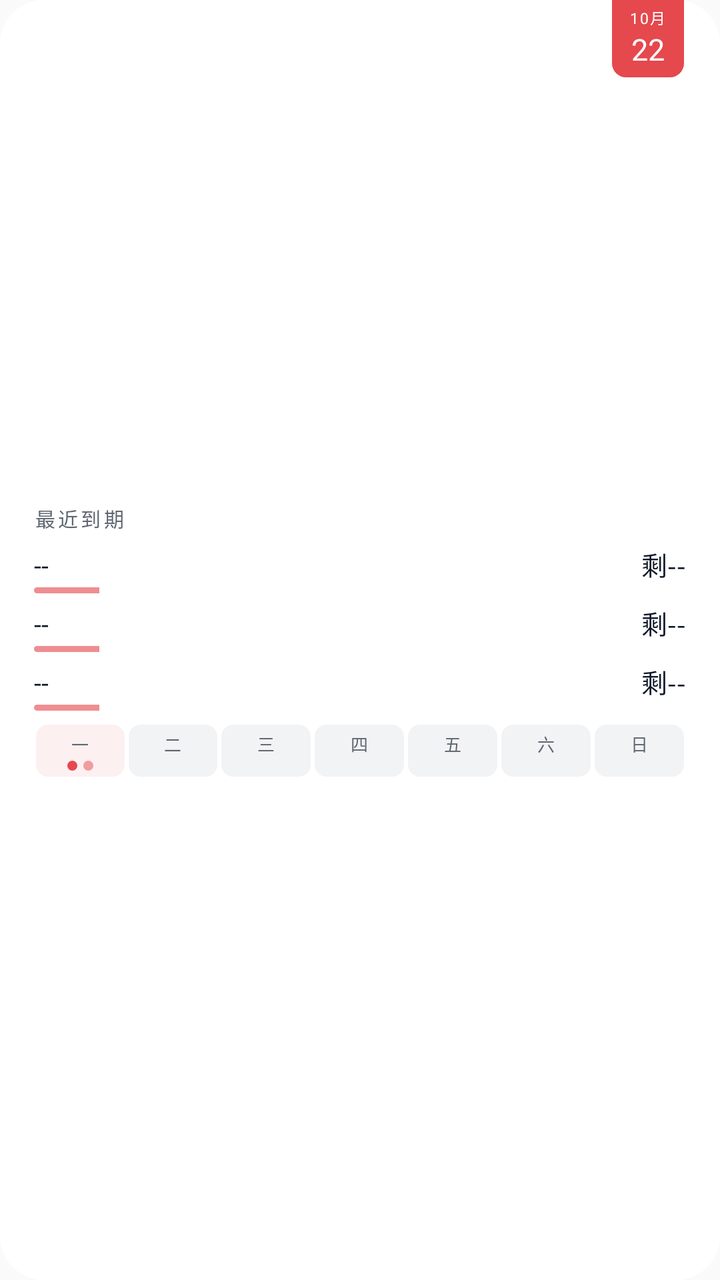
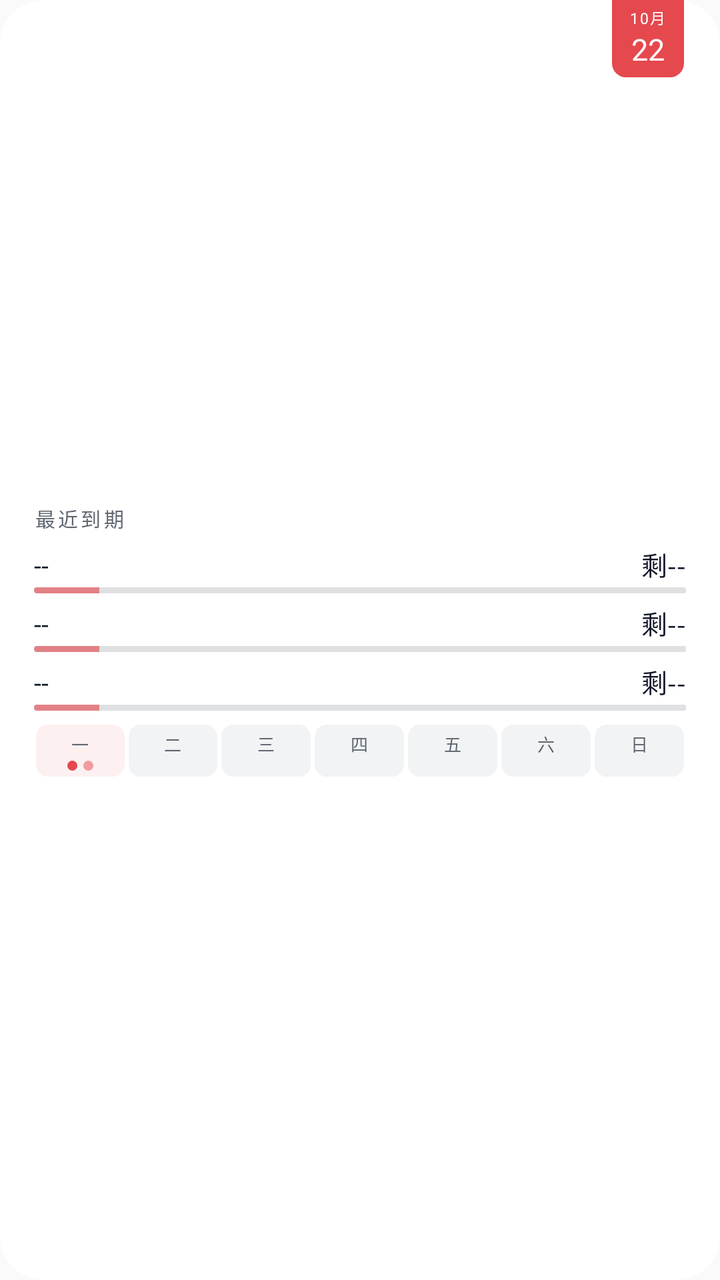

Screens rendered from an Android XML layout before and after an edit, with the pre-edit source and the edit as a unified diff.
<!-- AndroidManifest.xml: application theme android:Theme.Material.Light.NoActionBar -->
<!-- res/layout/widget_v3.xml -->
<?xml version="1.0" encoding="utf-8"?>
<FrameLayout xmlns:android="http://schemas.android.com/apk/res/android"
    android:id="@+id/widget_root"
    android:layout_width="match_parent"
    android:layout_height="match_parent"
    android:background="@drawable/widget_bg_light">

    <LinearLayout
        android:layout_width="match_parent"
        android:layout_height="wrap_content"
        android:layout_gravity="center_vertical"
        android:orientation="vertical"
        android:paddingStart="17dp"
        android:paddingTop="9dp"
        android:paddingEnd="17dp"
        android:paddingBottom="9dp">

        <TextView
            android:id="@+id/widget_header"
            android:layout_width="wrap_content"
            android:layout_height="wrap_content"
            android:text="最近到期"
            android:textColor="#FF5F6771"
            android:textSize="10sp"
            android:letterSpacing="0.14"
/>

        
        <LinearLayout
            android:layout_width="match_parent"
            android:layout_height="wrap_content"
            android:layout_marginTop="6dp"
            android:orientation="vertical">

            <LinearLayout
                android:layout_width="match_parent"
                android:layout_height="wrap_content"
                android:orientation="horizontal">

                <TextView
                    android:id="@+id/widget_row1_title"
                    android:layout_width="0dp"
                    android:layout_height="wrap_content"
                    android:layout_weight="1"
                    android:text="--"
                    android:textColor="#FF101828"
                    android:textSize="13sp"
                    android:maxLines="1"
                    android:ellipsize="end"
/>

                <TextView
                    android:id="@+id/widget_row1_cd"
                    android:layout_width="wrap_content"
                    android:layout_height="wrap_content"
                    android:layout_marginStart="10dp"
                    android:text="剩--"
                    android:textColor="#FF101828"
                    android:textSize="13sp"
                    android:maxLines="1"
/>
            </LinearLayout>

            <ProgressBar
                android:id="@+id/widget_row1_fuse"
                style="@android:style/Widget.ProgressBar.Horizontal"
                android:layout_width="match_parent"
                android:layout_height="3dp"
                android:layout_marginTop="2dp"
                android:max="100"
                android:progress="10"
                android:progressDrawable="@drawable/widget_ruler_progress" />
        </LinearLayout>

        
        <LinearLayout
            android:layout_width="match_parent"
            android:layout_height="wrap_content"
            android:layout_marginTop="5dp"
            android:orientation="vertical">

            <LinearLayout
                android:layout_width="match_parent"
                android:layout_height="wrap_content"
                android:orientation="horizontal">

                <TextView
                    android:id="@+id/widget_row2_title"
                    android:layout_width="0dp"
                    android:layout_height="wrap_content"
                    android:layout_weight="1"
                    android:text="--"
                    android:textColor="#FF101828"
                    android:textSize="13sp"
                    android:maxLines="1"
                    android:ellipsize="end"
/>

                <TextView
                    android:id="@+id/widget_row2_cd"
                    android:layout_width="wrap_content"
                    android:layout_height="wrap_content"
                    android:layout_marginStart="10dp"
                    android:text="剩--"
                    android:textColor="#FF101828"
                    android:textSize="13sp"
                    android:maxLines="1"
/>
            </LinearLayout>

            <ProgressBar
                android:id="@+id/widget_row2_fuse"
                style="@android:style/Widget.ProgressBar.Horizontal"
                android:layout_width="match_parent"
                android:layout_height="3dp"
                android:layout_marginTop="2dp"
                android:max="100"
                android:progress="10"
                android:progressDrawable="@drawable/widget_ruler_progress" />
        </LinearLayout>

        
        <LinearLayout
            android:id="@+id/widget_row3_container"
            android:layout_width="match_parent"
            android:layout_height="wrap_content"
            android:layout_marginTop="5dp"
            android:orientation="vertical">

            <LinearLayout
                android:layout_width="match_parent"
                android:layout_height="wrap_content"
                android:orientation="horizontal">

                <TextView
                    android:id="@+id/widget_row3_title"
                    android:layout_width="0dp"
                    android:layout_height="wrap_content"
                    android:layout_weight="1"
                    android:text="--"
                    android:textColor="#FF101828"
                    android:textSize="13sp"
                    android:maxLines="1"
                    android:ellipsize="end"
/>

                <TextView
                    android:id="@+id/widget_row3_cd"
                    android:layout_width="wrap_content"
                    android:layout_height="wrap_content"
                    android:layout_marginStart="10dp"
                    android:text="剩--"
                    android:textColor="#FF101828"
                    android:textSize="13sp"
                    android:maxLines="1"
/>
            </LinearLayout>

            <ProgressBar
                android:id="@+id/widget_row3_fuse"
                style="@android:style/Widget.ProgressBar.Horizontal"
                android:layout_width="match_parent"
                android:layout_height="3dp"
                android:layout_marginTop="2dp"
                android:max="100"
                android:progress="10"
                android:progressDrawable="@drawable/widget_ruler_progress" />
        </LinearLayout>

        
        <LinearLayout
            android:id="@+id/widget_week_strip"
            android:layout_width="match_parent"
            android:layout_height="wrap_content"
            android:layout_marginTop="7dp"
            android:orientation="horizontal">

            <LinearLayout
                android:id="@+id/widget_week_cell0"
                android:layout_width="0dp"
                android:layout_height="wrap_content"
                android:layout_marginStart="1dp"
                android:layout_marginEnd="1dp"
                android:layout_weight="1"
                android:background="@drawable/widget_cell_today_light"
                android:gravity="center_horizontal"
                android:orientation="vertical"
                android:paddingTop="3dp"
                android:paddingBottom="3dp">

                <TextView
                    android:id="@+id/widget_week_day0"
                    android:layout_width="wrap_content"
                    android:layout_height="wrap_content"
                    android:text="一"
                    android:textColor="#FF5F6771"
                    android:textSize="8.5sp" />

                <LinearLayout
                    android:layout_width="wrap_content"
                    android:layout_height="5dp"
                    android:layout_marginTop="2dp"
                    android:gravity="center"
                    android:orientation="horizontal">

                    <TextView
                        android:id="@+id/widget_week_dot0_a"
                        android:layout_width="5dp"
                        android:layout_height="5dp"
                        android:background="@drawable/dot_red" />

                    <TextView
                        android:id="@+id/widget_week_dot0_b"
                        android:layout_width="5dp"
                        android:layout_height="5dp"
                        android:layout_marginStart="3dp"
                        android:background="@drawable/dot_red_soft" />
                </LinearLayout>
            </LinearLayout>

            <LinearLayout
                android:id="@+id/widget_week_cell1"
                android:layout_width="0dp"
                android:layout_height="wrap_content"
                android:layout_marginStart="1dp"
                android:layout_marginEnd="1dp"
                android:layout_weight="1"
                android:background="@drawable/widget_cell_light"
                android:gravity="center_horizontal"
                android:orientation="vertical"
                android:paddingTop="3dp"
                android:paddingBottom="3dp">

                <TextView
                    android:id="@+id/widget_week_day1"
                    android:layout_width="wrap_content"
                    android:layout_height="wrap_content"
                    android:text="二"
                    android:textColor="#FF5F6771"
                    android:textSize="8.5sp" />

                <LinearLayout
                    android:layout_width="wrap_content"
                    android:layout_height="5dp"
                    android:layout_marginTop="2dp"
                    android:gravity="center"
                    android:orientation="horizontal">

                    <TextView
                        android:id="@+id/widget_week_dot1_a"
                        android:layout_width="5dp"
                        android:layout_height="5dp"
                        android:background="@drawable/dot_ind_light"
                        android:visibility="gone" />

                    <TextView
                        android:id="@+id/widget_week_dot1_b"
                        android:layout_width="5dp"
                        android:layout_height="5dp"
                        android:layout_marginStart="3dp"
                        android:background="@drawable/dot_ind_light"
                        android:visibility="gone" />
                </LinearLayout>
            </LinearLayout>

            <LinearLayout
                android:id="@+id/widget_week_cell2"
                android:layout_width="0dp"
                android:layout_height="wrap_content"
                android:layout_marginStart="1dp"
                android:layout_marginEnd="1dp"
                android:layout_weight="1"
                android:background="@drawable/widget_cell_light"
                android:gravity="center_horizontal"
                android:orientation="vertical"
                android:paddingTop="3dp"
                android:paddingBottom="3dp">

                <TextView
                    android:id="@+id/widget_week_day2"
                    android:layout_width="wrap_content"
                    android:layout_height="wrap_content"
                    android:text="三"
                    android:textColor="#FF5F6771"
                    android:textSize="8.5sp" />

                <LinearLayout
                    android:layout_width="wrap_content"
                    android:layout_height="5dp"
                    android:layout_marginTop="2dp"
                    android:gravity="center"
                    android:orientation="horizontal">

                    <TextView
                        android:id="@+id/widget_week_dot2_a"
                        android:layout_width="5dp"
                        android:layout_height="5dp"
                        android:background="@drawable/dot_ind_light"
                        android:visibility="gone" />

                    <TextView
                        android:id="@+id/widget_week_dot2_b"
                        android:layout_width="5dp"
                        android:layout_height="5dp"
                        android:layout_marginStart="3dp"
                        android:background="@drawable/dot_ind_light"
                        android:visibility="gone" />
                </LinearLayout>
            </LinearLayout>

            <LinearLayout
                android:id="@+id/widget_week_cell3"
                android:layout_width="0dp"
                android:layout_height="wrap_content"
                android:layout_marginStart="1dp"
                android:layout_marginEnd="1dp"
                android:layout_weight="1"
                android:background="@drawable/widget_cell_light"
                android:gravity="center_horizontal"
                android:orientation="vertical"
                android:paddingTop="3dp"
                android:paddingBottom="3dp">

                <TextView
                    android:id="@+id/widget_week_day3"
                    android:layout_width="wrap_content"
                    android:layout_height="wrap_content"
                    android:text="四"
                    android:textColor="#FF5F6771"
                    android:textSize="8.5sp" />

                <LinearLayout
                    android:layout_width="wrap_content"
                    android:layout_height="5dp"
                    android:layout_marginTop="2dp"
                    android:gravity="center"
                    android:orientation="horizontal">

                    <TextView
                        android:id="@+id/widget_week_dot3_a"
                        android:layout_width="5dp"
                        android:layout_height="5dp"
                        android:background="@drawable/dot_ind_light"
                        android:visibility="gone" />

                    <TextView
                        android:id="@+id/widget_week_dot3_b"
                        android:layout_width="5dp"
                        android:layout_height="5dp"
                        android:layout_marginStart="3dp"
                        android:background="@drawable/dot_ind_light"
                        android:visibility="gone" />
                </LinearLayout>
            </LinearLayout>

            <LinearLayout
                android:id="@+id/widget_week_cell4"
                android:layout_width="0dp"
                android:layout_height="wrap_content"
                android:layout_marginStart="1dp"
                android:layout_marginEnd="1dp"
                android:layout_weight="1"
                android:background="@drawable/widget_cell_light"
                android:gravity="center_horizontal"
                android:orientation="vertical"
                android:paddingTop="3dp"
                android:paddingBottom="3dp">

                <TextView
                    android:id="@+id/widget_week_day4"
                    android:layout_width="wrap_content"
                    android:layout_height="wrap_content"
                    android:text="五"
                    android:textColor="#FF5F6771"
                    android:textSize="8.5sp" />

                <LinearLayout
                    android:layout_width="wrap_content"
                    android:layout_height="5dp"
                    android:layout_marginTop="2dp"
                    android:gravity="center"
                    android:orientation="horizontal">

                    <TextView
                        android:id="@+id/widget_week_dot4_a"
                        android:layout_width="5dp"
                        android:layout_height="5dp"
                        android:background="@drawable/dot_ind_light"
                        android:visibility="gone" />

                    <TextView
                        android:id="@+id/widget_week_dot4_b"
                        android:layout_width="5dp"
                        android:layout_height="5dp"
                        android:layout_marginStart="3dp"
                        android:background="@drawable/dot_ind_light"
                        android:visibility="gone" />
                </LinearLayout>
            </LinearLayout>

            <LinearLayout
                android:id="@+id/widget_week_cell5"
                android:layout_width="0dp"
                android:layout_height="wrap_content"
                android:layout_marginStart="1dp"
                android:layout_marginEnd="1dp"
                android:layout_weight="1"
                android:background="@drawable/widget_cell_light"
                android:gravity="center_horizontal"
                android:orientation="vertical"
                android:paddingTop="3dp"
                android:paddingBottom="3dp">

                <TextView
                    android:id="@+id/widget_week_day5"
                    android:layout_width="wrap_content"
                    android:layout_height="wrap_content"
                    android:text="六"
                    android:textColor="#FF5F6771"
                    android:textSize="8.5sp" />

                <LinearLayout
                    android:layout_width="wrap_content"
                    android:layout_height="5dp"
                    android:layout_marginTop="2dp"
                    android:gravity="center"
                    android:orientation="horizontal">

                    <TextView
                        android:id="@+id/widget_week_dot5_a"
                        android:layout_width="5dp"
                        android:layout_height="5dp"
                        android:background="@drawable/dot_ind_light"
                        android:visibility="gone" />

                    <TextView
                        android:id="@+id/widget_week_dot5_b"
                        android:layout_width="5dp"
                        android:layout_height="5dp"
                        android:layout_marginStart="3dp"
                        android:background="@drawable/dot_ind_light"
                        android:visibility="gone" />
                </LinearLayout>
            </LinearLayout>

            <LinearLayout
                android:id="@+id/widget_week_cell6"
                android:layout_width="0dp"
                android:layout_height="wrap_content"
                android:layout_marginStart="1dp"
                android:layout_marginEnd="1dp"
                android:layout_weight="1"
                android:background="@drawable/widget_cell_light"
                android:gravity="center_horizontal"
                android:orientation="vertical"
                android:paddingTop="3dp"
                android:paddingBottom="3dp">

                <TextView
                    android:id="@+id/widget_week_day6"
                    android:layout_width="wrap_content"
                    android:layout_height="wrap_content"
                    android:text="日"
                    android:textColor="#FF5F6771"
                    android:textSize="8.5sp" />

                <LinearLayout
                    android:layout_width="wrap_content"
                    android:layout_height="5dp"
                    android:layout_marginTop="2dp"
                    android:gravity="center"
                    android:orientation="horizontal">

                    <TextView
                        android:id="@+id/widget_week_dot6_a"
                        android:layout_width="5dp"
                        android:layout_height="5dp"
                        android:background="@drawable/dot_ind_light"
                        android:visibility="gone" />

                    <TextView
                        android:id="@+id/widget_week_dot6_b"
                        android:layout_width="5dp"
                        android:layout_height="5dp"
                        android:layout_marginStart="3dp"
                        android:background="@drawable/dot_ind_light"
                        android:visibility="gone" />
                </LinearLayout>
            </LinearLayout>
        </LinearLayout>
    </LinearLayout>

    
    <LinearLayout
        android:id="@+id/widget_calpg"
        android:layout_width="36dp"
        android:layout_height="wrap_content"
        android:layout_gravity="top|end"
        android:layout_marginEnd="18dp"
        android:background="@drawable/widget_calpg_light"
        android:gravity="center_horizontal"
        android:orientation="vertical"
        android:paddingTop="3dp"
        android:paddingBottom="4dp">

        <TextView
            android:id="@+id/widget_calpg_month"
            android:layout_width="wrap_content"
            android:layout_height="wrap_content"
            android:text="10月"
            android:textColor="#FFFFFFFF"
            android:textSize="7.5sp"
            android:letterSpacing="0.08"
/>

        <TextView
            android:id="@+id/widget_calpg_day"
            android:layout_width="wrap_content"
            android:layout_height="wrap_content"
            android:text="22"
            android:textColor="#FFFFFFFF"
            android:textSize="15sp"
/>
    </LinearLayout>
</FrameLayout>
<!-- resources referenced by this layout -->
<resources>
  <!-- drawable dot_ind_light (drawable) -->
  <?xml version="1.0" encoding="utf-8"?>
  <shape xmlns:android="http://schemas.android.com/apk/res/android" android:shape="oval">
      <solid android:color="#FF3A5AF0" />
  </shape>
  <!-- drawable dot_red (drawable) -->
  <?xml version="1.0" encoding="utf-8"?>
  <shape xmlns:android="http://schemas.android.com/apk/res/android" android:shape="oval">
      <solid android:color="#FFE5484D" />
  </shape>
  <!-- drawable dot_red_soft (drawable) -->
  <?xml version="1.0" encoding="utf-8"?>
  <shape xmlns:android="http://schemas.android.com/apk/res/android" android:shape="oval">
      <solid android:color="#80E5484D" />
  </shape>
  <!-- drawable widget_bg_light (drawable) -->
  <?xml version="1.0" encoding="utf-8"?>
  <shape xmlns:android="http://schemas.android.com/apk/res/android">
      <solid android:color="#FFFFFFFF" />
      <corners android:radius="22dp" />
  </shape>
  <!-- drawable widget_calpg_light (drawable) -->
  <?xml version="1.0" encoding="utf-8"?>
  <shape xmlns:android="http://schemas.android.com/apk/res/android">
      <solid android:color="#FFE5484D" />
      <corners android:bottomLeftRadius="7dp" android:bottomRightRadius="7dp" />
  </shape>
  <!-- drawable widget_cell_light (drawable) -->
  <?xml version="1.0" encoding="utf-8"?>
  <shape xmlns:android="http://schemas.android.com/apk/res/android">
      <solid android:color="#0D101828" />
      <corners android:radius="6dp" />
  </shape>
  <!-- drawable widget_cell_today_light (drawable) -->
  <?xml version="1.0" encoding="utf-8"?>
  <shape xmlns:android="http://schemas.android.com/apk/res/android">
      <solid android:color="#14E5484D" />
      <corners android:radius="6dp" />
  </shape>
  <!-- drawable widget_ruler_progress (drawable) -->
  <?xml version="1.0" encoding="utf-8"?>
  <layer-list xmlns:android="http://schemas.android.com/apk/res/android">
      <item android:id="@android:id/progress">
          <clip>
              <shape android:shape="rectangle">
                  <corners android:radius="2dp" />
                  <solid android:color="#9EE5484D" />
              </shape>
          </clip>
      </item>
  </layer-list>
</resources>

<!-- the commit's change to res/layout/widget_v3.xml (unified diff, before → after) -->
@@ -61,15 +61,27 @@
 />
             </LinearLayout>
 
-            <ProgressBar
-                android:id="@+id/widget_row1_fuse"
-                style="@android:style/Widget.ProgressBar.Horizontal"
+            <FrameLayout
                 android:layout_width="match_parent"
-                android:layout_height="3dp"
-                android:layout_marginTop="2dp"
-                android:max="100"
-                android:progress="10"
-                android:progressDrawable="@drawable/widget_ruler_progress" />
+                android:layout_height="wrap_content"
+                android:layout_marginTop="2dp">
+
+                
+                <TextView
+                    android:id="@+id/widget_row1_track"
+                    android:layout_width="match_parent"
+                    android:layout_height="3dp"
+                    android:background="@drawable/widget_ruler_track_light" />
+
+                <ProgressBar
+                    android:id="@+id/widget_row1_fuse"
+                    style="@android:style/Widget.ProgressBar.Horizontal"
+                    android:layout_width="match_parent"
+                    android:layout_height="3dp"
+                    android:max="100"
+                    android:progress="10"
+                    android:progressDrawable="@drawable/widget_ruler_progress" />
+            </FrameLayout>
         </LinearLayout>
 
         
@@ -108,15 +120,26 @@
 />
             </LinearLayout>
 
-            <ProgressBar
-                android:id="@+id/widget_row2_fuse"
-                style="@android:style/Widget.ProgressBar.Horizontal"
+            <FrameLayout
                 android:layout_width="match_parent"
-                android:layout_height="3dp"
-                android:layout_marginTop="2dp"
-                android:max="100"
-                android:progress="10"
-                android:progressDrawable="@drawable/widget_ruler_progress" />
+                android:layout_height="wrap_content"
+                android:layout_marginTop="2dp">
+
+                <TextView
+                    android:id="@+id/widget_row2_track"
+                    android:layout_width="match_parent"
+                    android:layout_height="3dp"
+                    android:background="@drawable/widget_ruler_track_light" />
+
+                <ProgressBar
+                    android:id="@+id/widget_row2_fuse"
+                    style="@android:style/Widget.ProgressBar.Horizontal"
+                    android:layout_width="match_parent"
+                    android:layout_height="3dp"
+                    android:max="100"
+                    android:progress="10"
+                    android:progressDrawable="@drawable/widget_ruler_progress" />
+            </FrameLayout>
         </LinearLayout>
 
         
@@ -156,15 +179,26 @@
 />
             </LinearLayout>
 
-            <ProgressBar
-                android:id="@+id/widget_row3_fuse"
-                style="@android:style/Widget.ProgressBar.Horizontal"
+            <FrameLayout
                 android:layout_width="match_parent"
-                android:layout_height="3dp"
-                android:layout_marginTop="2dp"
-                android:max="100"
-                android:progress="10"
-                android:progressDrawable="@drawable/widget_ruler_progress" />
+                android:layout_height="wrap_content"
+                android:layout_marginTop="2dp">
+
+                <TextView
+                    android:id="@+id/widget_row3_track"
+                    android:layout_width="match_parent"
+                    android:layout_height="3dp"
+                    android:background="@drawable/widget_ruler_track_light" />
+
+                <ProgressBar
+                    android:id="@+id/widget_row3_fuse"
+                    style="@android:style/Widget.ProgressBar.Horizontal"
+                    android:layout_width="match_parent"
+                    android:layout_height="3dp"
+                    android:max="100"
+                    android:progress="10"
+                    android:progressDrawable="@drawable/widget_ruler_progress" />
+            </FrameLayout>
         </LinearLayout>
 
         
<!-- resource entries referenced after the edit -->
@@ -51,5 +51,11 @@
           </clip>
       </item>
   </layer-list>
+  <!-- drawable widget_ruler_track_light (drawable) -->
+  <?xml version="1.0" encoding="utf-8"?>
+  <shape xmlns:android="http://schemas.android.com/apk/res/android">
+      <solid android:color="#22101828" />
+      <corners android:radius="1dp" />
+  </shape>
 </resources>
 
